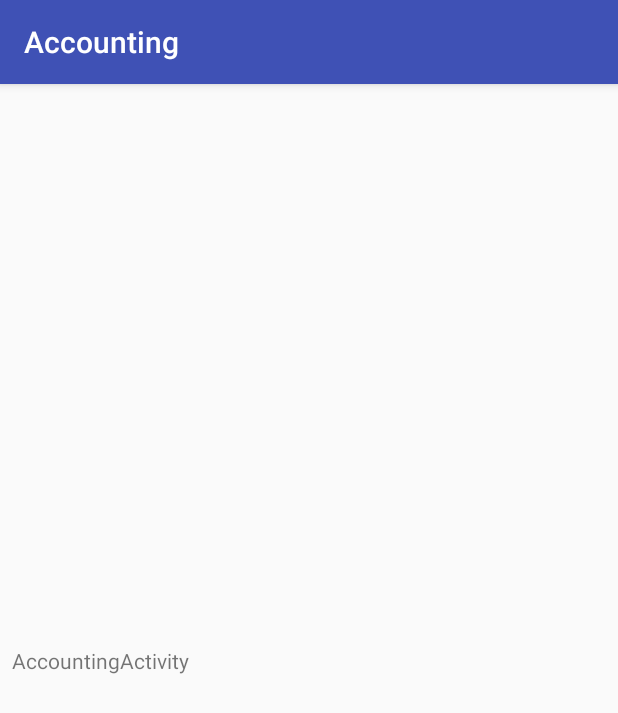
After one commit to h4k1m0u/accounting-android, an Android app: the AccountingActivity screen opened directly, with no data from a screen before it, on a phone screen of 412 x 824 dp. The commit adds this screen. Shown: the top 713 px of the screen. Run offline under Robolectric (Android 15) with nearby library versions, the phone set to English and light mode, and no system bars; 2 statements that could not run were skipped.

Commit message:
Load expenses after login

```diff
--- a/app/build.gradle
+++ b/app/build.gradle
@@ -4,7 +4,7 @@ android {
     compileSdkVersion 25
     buildToolsVersion "25.0.3"
     defaultConfig {
-        applicationId "me.bookquotes.expenses"
+        applicationId "me.bookquotes.accounting"
         minSdkVersion 15
         targetSdkVersion 25
         versionCode 1
--- /dev/null
+++ b/app/src/main/java/me/bookquotes/accounting/AccountingActivity.java
@@ -0,0 +1,77 @@
+package me.bookquotes.accounting;
+
+import android.content.Intent;
+import android.content.SharedPreferences;
+import android.os.Bundle;
+import android.support.v7.app.AppCompatActivity;
+import android.widget.Button;
+import android.widget.EditText;
+import android.widget.Toast;
+
+import java.util.List;
+
+import okhttp3.OkHttpClient;
+import okhttp3.logging.HttpLoggingInterceptor;
+import retrofit2.Call;
+import retrofit2.Callback;
+import retrofit2.Response;
+import retrofit2.Retrofit;
+import retrofit2.converter.gson.GsonConverterFactory;
+
+/**
+ * Basic authentication with retrofit:
+ * https://futurestud.io/tutorials/android-basic-authentication-with-retrofit
+ * https://stackoverflow.com/q/45190997/2228912
+ */
+
+public class AccountingActivity extends AppCompatActivity {
+    private EditText inputUsername;
+    private EditText inputPassword;
+    private Button btnLogin;
+    private SharedPreferences mPrefs;
+
+    @Override
+    protected void onCreate(Bundle savedInstanceState) {
+        // get token from extras
+        Intent intent = getIntent();
+        String t = intent.getExtras().getString("token");
+
+        // set layout
+        super.onCreate(savedInstanceState);
+        setContentView(R.layout.accounting_activity);
+
+        // logging interceptor to print requests (change to BODY for more detail)
+        HttpLoggingInterceptor logging = new HttpLoggingInterceptor();
+        logging.setLevel(HttpLoggingInterceptor.Level.BODY);
+        OkHttpClient.Builder httpClient = new OkHttpClient.Builder();
+        httpClient.addInterceptor(logging);
+
+        // initialize the json parser with retrofit
+        Retrofit retrofit = new Retrofit.Builder()
+                .baseUrl("http://accounting.bookquotes.me/")
+                .addConverterFactory(GsonConverterFactory.create())
+                .client(httpClient.build())
+                .build();
+        ExpensesAPI api = retrofit.create(ExpensesAPI.class);
+
+        // get expenses
+        Call<List<Expense>> call = api.getExpenses("Token " + t);
+        call.enqueue(new Callback<List<Expense>>() {
+            @Override
+            public void onResponse(Call<List<Expense>> call, Response<List<Expense>> response) {
+                if (response.code() == 200) {
+                    List<Expense> expenses = response.body();
+                    int i = response.code();
+                } else {
+                    Toast.makeText(AccountingActivity.this, response.message(), Toast.LENGTH_LONG).show();
+                }
+            }
+
+            @Override
+            public void onFailure(Call<List<Expense>> call, Throwable t) {
+                String message = t.getMessage();
+                Toast.makeText(AccountingActivity.this, message, Toast.LENGTH_LONG).show();
+            }
+        });
+    }
+}
--- a/app/src/main/java/me/bookquotes/expenses/AuthenticationInterceptor.java
+++ b/app/src/main/java/me/bookquotes/accounting/AuthenticationInterceptor.java
@@ -1,4 +1,4 @@
-package me.bookquotes.expenses;
+package me.bookquotes.accounting;
 
 import java.io.IOException;
 
--- a/app/src/main/java/me/bookquotes/expenses/Expense.java
+++ b/app/src/main/java/me/bookquotes/accounting/Expense.java
@@ -1,4 +1,4 @@
-package me.bookquotes.expenses;
+package me.bookquotes.accounting;
 
 import com.google.gson.annotations.SerializedName;
 
--- a/app/src/main/java/me/bookquotes/expenses/ExpensesAPI.java
+++ b/app/src/main/java/me/bookquotes/accounting/ExpensesAPI.java
@@ -1,9 +1,10 @@
-package me.bookquotes.expenses;
+package me.bookquotes.accounting;
 
 import java.util.List;
 
 import retrofit2.Call;
 import retrofit2.http.GET;
+import retrofit2.http.Header;
 
 /**
  * Retrofit API interface (to get expenses only by authenticated users).
@@ -11,5 +12,5 @@ import retrofit2.http.GET;
 
 public interface ExpensesAPI {
     @GET("api/expenses/?format=json")
-    Call<List<Expense>> getExpenses();
+    Call<List<Expense>> getExpenses(@Header("Authorization") String token);
 }
--- a/app/src/main/java/me/bookquotes/expenses/Token.java
+++ b/app/src/main/java/me/bookquotes/accounting/Token.java
@@ -1,4 +1,4 @@
-package me.bookquotes.expenses;
+package me.bookquotes.accounting;
 
 import com.google.gson.annotations.SerializedName;
 
--- a/app/src/main/java/me/bookquotes/expenses/TokenAPI.java
+++ b/app/src/main/java/me/bookquotes/accounting/TokenAPI.java
@@ -1,4 +1,4 @@
-package me.bookquotes.expenses;
+package me.bookquotes.accounting;
 
 import retrofit2.Call;
 import retrofit2.http.Field;
--- /dev/null
+++ b/app/src/main/res/layout/accounting_activity.xml
@@ -0,0 +1,22 @@
+<?xml version="1.0" encoding="utf-8"?>
+<android.support.constraint.ConstraintLayout xmlns:android="http://schemas.android.com/apk/res/android"
+    xmlns:app="http://schemas.android.com/apk/res-auto"
+    xmlns:tools="http://schemas.android.com/tools"
+    android:layout_width="match_parent"
+    android:layout_height="match_parent"
+    tools:context="me.bookquotes.accounting.AccountingActivity">
+
+    <TextView
+        android:id="@+id/textView"
+        android:layout_width="0dp"
+        android:layout_height="wrap_content"
+        android:layout_marginBottom="8dp"
+        android:layout_marginLeft="8dp"
+        android:layout_marginRight="8dp"
+        android:layout_marginTop="8dp"
+        android:text="AccountingActivity"
+        app:layout_constraintBottom_toBottomOf="parent"
+        app:layout_constraintLeft_toLeftOf="parent"
+        app:layout_constraintRight_toRightOf="parent"
+        app:layout_constraintTop_toTopOf="parent" />
+</android.support.constraint.ConstraintLayout>
--- a/app/src/main/res/layout/activity_main.xml
+++ b/app/src/main/res/layout/login_activity.xml
@@ -4,7 +4,7 @@
     xmlns:tools="http://schemas.android.com/tools"
     android:layout_width="match_parent"
     android:layout_height="match_parent"
-    tools:context="me.bookquotes.expenses.MainActivity">
+    tools:context="me.bookquotes.accounting.LoginActivity">
 
 
     <EditText
--- a/app/src/main/res/values/strings.xml
+++ b/app/src/main/res/values/strings.xml
@@ -1,3 +1,3 @@
 <resources>
-    <string name="app_name">Expenses</string>
+    <string name="app_name">Accounting</string>
 </resources>
```
Also changed, not shown: app/src/main/AndroidManifest.xml (+4 -3 lines), app/src/main/java/me/bookquotes/accounting/LoginActivity.java (renamed from app/src/main/java/me/bookquotes/expenses/MainActivity.java, +15 -9 lines), 4 other files.
